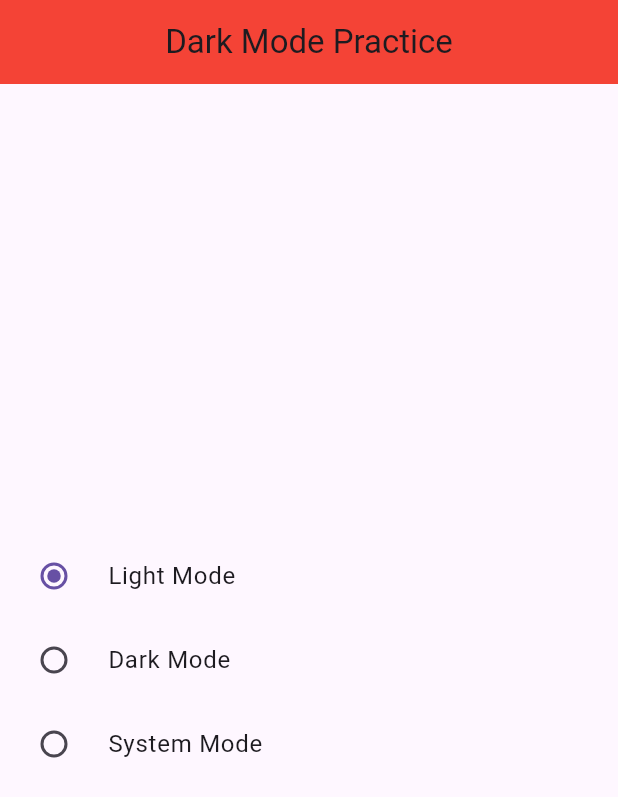
After one commit to Aabis-Ahmed-Hassan/Provider-State-Management, a Flutter app: the screen it shows after launch, after a tap on "Light Mode", on a phone screen of 412 x 824 dp. The commit adds this screen. Shown: the top 797 px of the screen. Run offline on Flutter 3.47's test engine with Material 3 defaults, Android fonts, the phone set to English and light mode, and no system bars.

Commit message:
Dark Mode with Provider

```diff
--- /dev/null
+++ b/lib/Provider/dark_mode_class.dart
@@ -0,0 +1,15 @@
+import 'package:flutter/foundation.dart';
+
+import 'package:flutter/material.dart';
+
+class DarkModeClass with ChangeNotifier {
+
+  var _themeMode = ThemeMode.light;
+
+  ThemeMode get getThemeMode => _themeMode;
+
+  void setThemeMode(inputThemeMode) {
+    _themeMode = inputThemeMode;
+    notifyListeners();
+  }
+}
--- /dev/null
+++ b/lib/Screens/dark_mode_screen.dart
@@ -0,0 +1,54 @@
+import 'package:flutter/material.dart';
+import 'package:provider/provider.dart';
+import 'package:provider_state_management/Provider/dark_mode_class.dart';
+
+class DarkModeScreen extends StatefulWidget {
+  const DarkModeScreen({super.key});
+
+  @override
+  State<DarkModeScreen> createState() => _DarkModeScreenState();
+}
+
+class _DarkModeScreenState extends State<DarkModeScreen> {
+  @override
+  Widget build(BuildContext context) {
+    final myProviderObject = Provider.of<DarkModeClass>(context);
+
+    return Scaffold(
+      appBar: AppBar(
+        title:Text('Dark Mode Practice'),
+        centerTitle: true,
+        backgroundColor: Colors.red,
+      ),
+      body: Column(
+        mainAxisAlignment: MainAxisAlignment.center,
+        crossAxisAlignment: CrossAxisAlignment.center,
+        children: [
+
+
+          RadioListTile<ThemeMode> (
+            title:Text('Light Mode'),
+            value: ThemeMode.light,
+            groupValue: myProviderObject.getThemeMode,
+            onChanged: myProviderObject.setThemeMode,
+          ),
+
+          RadioListTile<ThemeMode> (
+            title:Text('Dark Mode'),
+            value: ThemeMode.dark ,
+            groupValue: myProviderObject.getThemeMode,
+            onChanged: myProviderObject.setThemeMode,
+          ),
+          RadioListTile<ThemeMode> (
+            title:Text('System Mode'),
+            value: ThemeMode.system,
+            groupValue: myProviderObject.getThemeMode,
+            onChanged: myProviderObject.setThemeMode,
+          ),
+
+
+        ],
+      )
+    );
+  }
+}
--- a/lib/main.dart
+++ b/lib/main.dart
@@ -1,9 +1,11 @@
 import 'package:flutter/material.dart';
 import 'package:provider/provider.dart';
 import 'package:provider_state_management/Provider/count_provider.dart';
+import 'package:provider_state_management/Provider/dark_mode_class.dart';
 import 'package:provider_state_management/Provider/favourite_class.dart';
 import 'package:provider_state_management/Provider/my_provider_class.dart';
 import 'package:provider_state_management/Provider/my_slider_screen.dart';
+import 'package:provider_state_management/Screens/dark_mode_screen.dart';
 import 'package:provider_state_management/Screens/favourite_screen.dart';
 import 'package:provider_state_management/Screens/my_provider_screen.dart';
 import 'package:provider_state_management/Screens/my_slider_screen.dart';
@@ -20,32 +22,30 @@ class MyApp extends StatelessWidget {
     return MultiProvider(
         providers: [
           ChangeNotifierProvider(
-          create: (_)=>CountClass(),
-
+            create: (_) => CountClass(),
           ),
           ChangeNotifierProvider(
-          create: (_)=>MyProviderClass(),
-
+            create: (_) => MyProviderClass(),
           ),
           ChangeNotifierProvider(
-          create: (_)=>MySliderClass(),
+            create: (_) => MySliderClass(),
+          ),
+          ChangeNotifierProvider(create: (_) => FavouriteClass()),
+          ChangeNotifierProvider(
+            create: (_) => DarkModeClass(),
+          ),
+        ],
+        child: Builder(builder: (BuildContext context) {
+          final darkModeProvider = Provider.of<DarkModeClass>(context);
 
+          return MaterialApp(
+            debugShowCheckedModeBanner: false,
+            theme: ThemeData(
+              brightness: Brightness.light,
             ),
-
-        ChangeNotifierProvider(
-            create: (_) => FavouriteClass()
-        )
-
-
-      ],
-
-      child: MaterialApp(
-        debugShowCheckedModeBanner: false,
-        home: FavouriteWidget(),
-      ),
+            darkTheme: ThemeData(brightness: Brightness.dark),
+            home: DarkModeScreen(),
           );
-
-
-
+        }));
   }
 }
```
Lines whose indentation alone changed are shown as unchanged.
